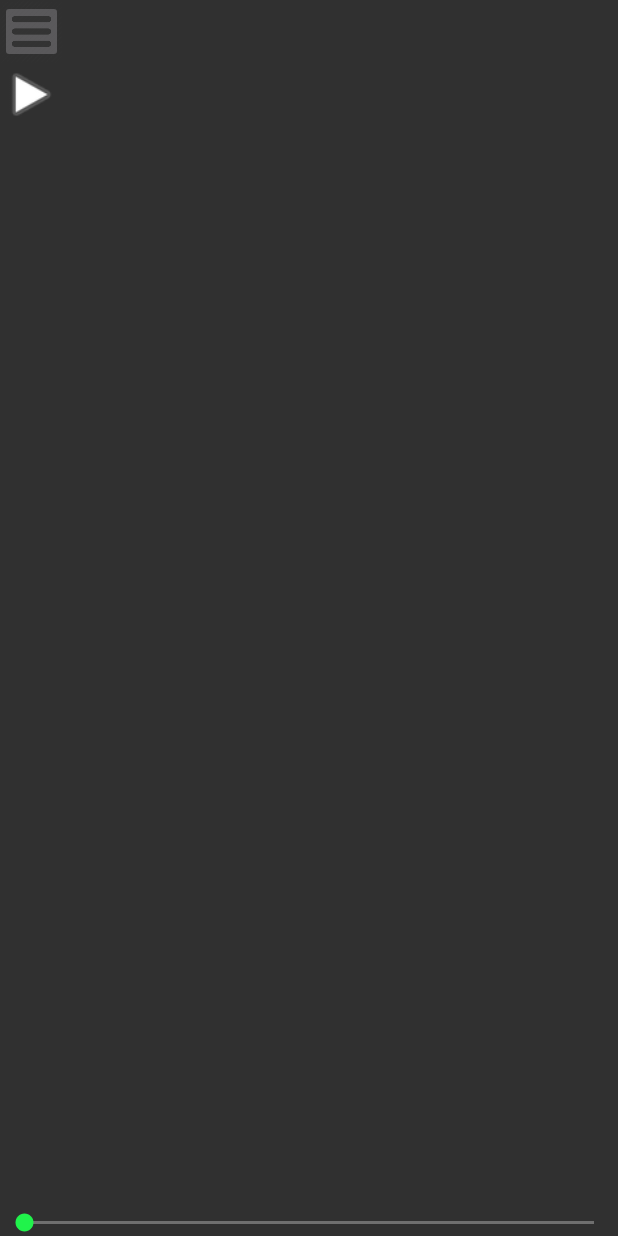
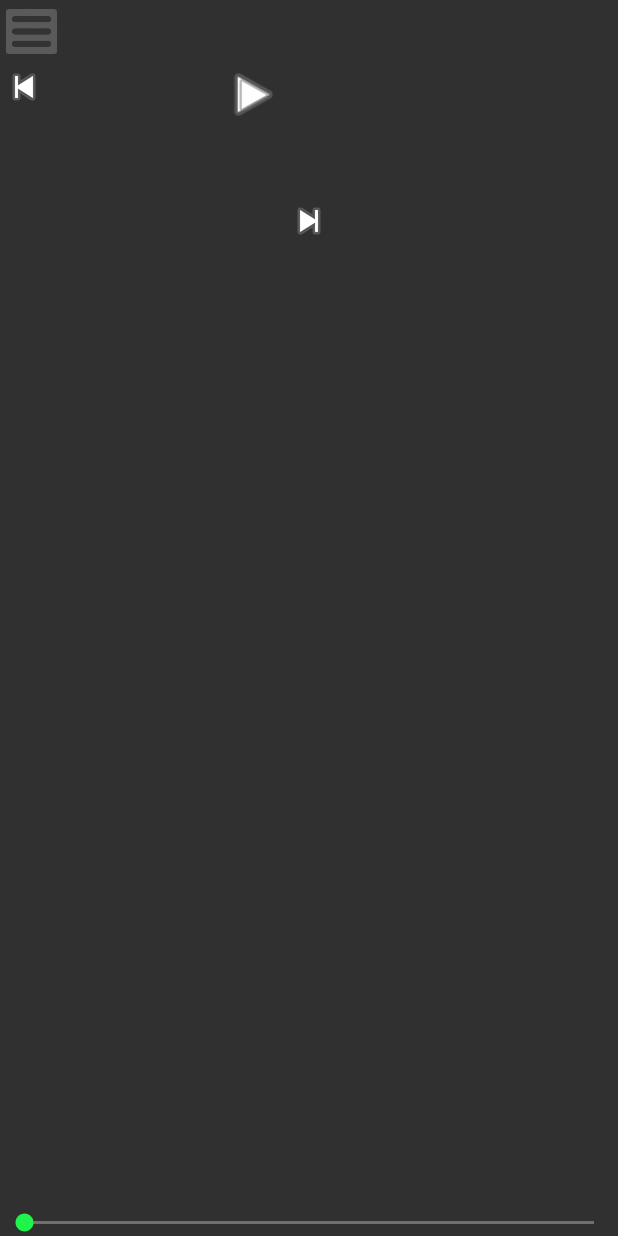
Before and after one commit to Meduxo/SpotifyEQ, an Android app: the screen it shows after launch (MainActivity), on a phone screen of 412 x 824 dp. Run offline under Robolectric (Android 15) with nearby library versions, the phone set to English and light mode, and no system bars; libraries missing offline, so code that uses them is left out: com.spotify.sdk, kaaes.spotify.webapi; 8 statements that could not run were skipped.

Commit message:
Interface Functions, new buttons
Play, back, forward, working buttons. Superpowered not implemented.
Might scratch for java biquads.

```diff
--- a/app/build.gradle
+++ b/app/build.gradle
@@ -24,7 +24,7 @@ android {
     }
 
     task ndkBuild(type: Exec) {
-        commandLine 'C:/Users/Phil/AppData/Local/android/ndk/ndk-build.cmd', '-C', 'C:/Users\\Phil\\Documents\\GitHub\\SpotifyEQ\\app\\src\\main'
+        commandLine 'C:/Users/Phillip/AppData/Local/android/ndk/ndk-build.cmd', '-C', 'C:/Users\\Phillip\\Documents\\GitHub\\SpotifyEQ\\SpotifyEQ\\app\\src\\main'
 
     }
 
@@ -53,4 +53,5 @@ dependencies {
     compile 'com.spotify.sdk:spotify-player:1.0.0-beta11@aar'
     compile 'com.android.support:appcompat-v7:23.1.1'
     compile 'com.android.support:design:23.1.1'
+    compile 'com.google.android.gms:play-services-appindexing:8.1.0'
 }
--- a/app/src/main/java/peastonandroid/spotifyeq/MainActivity.java
+++ b/app/src/main/java/peastonandroid/spotifyeq/MainActivity.java
@@ -2,6 +2,8 @@ package peastonandroid.spotifyeq;
 
 import android.app.Activity;
 import android.content.Intent;
+import android.media.session.MediaController;
+import android.net.Uri;
 import android.os.Bundle;
 import android.support.v7.app.AppCompatActivity;
 import android.util.Log;
@@ -15,9 +17,13 @@ import android.widget.ImageButton;
 import android.widget.PopupWindow;
 import android.widget.RelativeLayout;
 
+import com.google.android.gms.appindexing.Action;
+import com.google.android.gms.appindexing.AppIndex;
+import com.google.android.gms.common.api.GoogleApiClient;
 import com.spotify.sdk.android.authentication.AuthenticationClient;
 import com.spotify.sdk.android.authentication.AuthenticationRequest;
 import com.spotify.sdk.android.authentication.AuthenticationResponse;
+import com.spotify.sdk.android.player.AudioController;
 import com.spotify.sdk.android.player.Config;
 import com.spotify.sdk.android.player.ConnectionStateCallback;
 import com.spotify.sdk.android.player.Player;
@@ -31,8 +37,11 @@ import kaaes.spotify.webapi.android.SpotifyApi;
 public class MainActivity extends Activity implements
         PlayerNotificationCallback, ConnectionStateCallback {
 
-    private ImageButton menuButton;
+    private ImageButton menuButton, nextButton, playButton,pauseButton, previousButton;
     private PopupWindow popupWindow;
+    private boolean isPaused;
+    private BiQuadraticFilter biquad1;
+
 
     private LayoutInflater layoutInflater;
     private RelativeLayout relativeLayout;
@@ -40,15 +49,27 @@ public class MainActivity extends Activity implements
     private static final String REDIRECT_URI = "my-first-android-eq://callback";
     SpotifyApi api = new SpotifyApi();
     private Player mPlayer;
+    private AudioController mAudioController;
+
     // Request code that will be used to verify if the result comes from correct activity
 // Can be any integer
     private static final int REQUEST_CODE = 1337;
+    /**
+     * ATTENTION: This was auto-generated to implement the App Indexing API.
+     * See https://g.co/AppIndexing/AndroidStudio for more information.
+     */
+    private GoogleApiClient mClient;
 
     @Override
     protected void onCreate(Bundle savedInstanceState) {
         super.onCreate(savedInstanceState);
         setContentView(R.layout.activity_main);
         menuButton = (ImageButton) findViewById(R.id.MenuButton);
+        nextButton = (ImageButton) findViewById(R.id.Next);
+        previousButton = (ImageButton) findViewById(R.id.Previous);
+        playButton = (ImageButton) findViewById(R.id.Play);
+        pauseButton = (ImageButton) findViewById(R.id.Pause);
+        isPaused = false;
         relativeLayout = (RelativeLayout) findViewById(R.id.relative);
 
         menuButton.setOnClickListener(new View.OnClickListener() {
@@ -68,6 +89,9 @@ public class MainActivity extends Activity implements
                 });
             }
         });
+
+
+
         AuthenticationRequest.Builder builder = new AuthenticationRequest.Builder(CLIENT_ID,
                 AuthenticationResponse.Type.TOKEN,
                 REDIRECT_URI);
@@ -75,6 +99,9 @@ public class MainActivity extends Activity implements
         AuthenticationRequest request = builder.build();
 
         AuthenticationClient.openLoginActivity(this, REQUEST_CODE, request);
+        // ATTENTION: This was auto-generated to implement the App Indexing API.
+        // See https://g.co/AppIndexing/AndroidStudio for more information.
+        mClient = new GoogleApiClient.Builder(this).addApi(AppIndex.API).build();
     }
 
     @Override
@@ -92,8 +119,41 @@ public class MainActivity extends Activity implements
                         mPlayer = player;
                         mPlayer.addConnectionStateCallback(MainActivity.this);
                         mPlayer.addPlayerNotificationCallback(MainActivity.this);
-                        mPlayer.play("spotify:track:2TpxZ7JUBn3uw46aR7qd6V");
+
+                        playButton.setOnClickListener(new View.OnClickListener() {
+                            @Override
+                            public void onClick(View v) {
+                                //Need some logic for mPlayer.resume when it isn't the beginning of track.
+                                if (isPaused == false) {
+                                    mPlayer.play("spotify:track:6VyJOMQgXsVut0Pnjaoefm"); //eventually this will be a search
+                                } else {
+                                    mPlayer.resume();
+                                    isPaused = false;
                                 }
+                                playButton.performHapticFeedback(1);
+                                playButton.setVisibility(View.INVISIBLE);
+                                playButton.setEnabled(false);
+                                pauseButton.setEnabled(true);
+                                pauseButton.setVisibility(View.VISIBLE);
+                            }
+
+                        });
+                        pauseButton.setOnClickListener(new View.OnClickListener() {
+                            @Override
+                            public void onClick(View v){
+                                mPlayer.pause();
+                                pauseButton.performHapticFeedback(1);
+                                pauseButton.setVisibility(View.INVISIBLE);
+                                pauseButton.setEnabled(false);
+                                playButton.setEnabled(true);
+                                playButton.setVisibility(View.VISIBLE);
+                                isPaused=true;
+                            }
+                        });
+
+                    }
+
+
 
                     @Override
                     public void onError(Throwable throwable) {
@@ -144,4 +204,44 @@ public class MainActivity extends Activity implements
         Spotify.destroyPlayer(this);
         super.onDestroy();
     }
+
+    @Override
+    public void onStart() {
+        super.onStart();
+
+        // ATTENTION: This was auto-generated to implement the App Indexing API.
+        // See https://g.co/AppIndexing/AndroidStudio for more information.
+        mClient.connect();
+        Action viewAction = Action.newAction(
+                Action.TYPE_VIEW, // TODO: choose an action type.
+                "Main Page", // TODO: Define a title for the content shown.
+                // TODO: If you have web page content that matches this app activity's content,
+                // make sure this auto-generated web page URL is correct.
+                // Otherwise, set the URL to null.
+                Uri.parse("http://host/path"),
+                // TODO: Make sure this auto-generated app deep link URI is correct.
+                Uri.parse("android-app://peastonandroid.spotifyeq/http/host/path")
+        );
+        AppIndex.AppIndexApi.start(mClient, viewAction);
     }
+
+    @Override
+    public void onStop() {
+        super.onStop();
+
+        // ATTENTION: This was auto-generated to implement the App Indexing API.
+        // See https://g.co/AppIndexing/AndroidStudio for more information.
+        Action viewAction = Action.newAction(
+                Action.TYPE_VIEW, // TODO: choose an action type.
+                "Main Page", // TODO: Define a title for the content shown.
+                // TODO: If you have web page content that matches this app activity's content,
+                // make sure this auto-generated web page URL is correct.
+                // Otherwise, set the URL to null.
+                Uri.parse("http://host/path"),
+                // TODO: Make sure this auto-generated app deep link URI is correct.
+                Uri.parse("android-app://peastonandroid.spotifyeq/http/host/path")
+        );
+        AppIndex.AppIndexApi.end(mClient, viewAction);
+        mClient.disconnect();
+    }
+}
--- a/app/src/main/res/layout/activity_main.xml
+++ b/app/src/main/res/layout/activity_main.xml
@@ -52,22 +52,43 @@
         android:layout_below="@+id/linearLayout"
         android:layout_alignParentBottom="true">
 
-        <MediaController
+        <ImageButton
             android:layout_width="42dp"
             android:layout_height="42dp"
-            android:id="@+id/mediaController"
+            android:id="@+id/Play"
+            android:visibility="visible"
             style="@android:style/MediaButton.Play"
-            android:background="@android:drawable/ic_media_play" />
+            android:background="@android:drawable/ic_media_play"
+            android:contentDescription="Play Button"
+            android:layout_alignParentTop="true"
+            android:layout_toStartOf="@+id/Next"/>
 
-        <MediaController
+        <ImageButton
+            android:layout_width="42dp"
+            android:layout_height="42dp"
+            android:id="@+id/Pause"
+            android:visibility="invisible"
+            style="@android:style/MediaButton.Pause"
+            android:background="@android:drawable/ic_media_pause"
+            android:contentDescription="Play Button"
+            android:layout_alignParentTop="true"
+            android:layout_toStartOf="@+id/Next"/>
+
+        <ImageButton
             android:layout_width="wrap_content"
             android:layout_height="wrap_content"
-            android:id="@+id/mediaController3" />
+            android:id="@+id/Next"
+            style="@android:style/MediaButton.Next"
+            android:layout_below="@+id/Play"
+            android:layout_centerHorizontal="true"
+            android:layout_marginTop="47dp"/>
 
-        <MediaController
+        <ImageButton
             android:layout_width="wrap_content"
             android:layout_height="wrap_content"
-            android:id="@+id/mediaController2" />
+            android:id="@+id/Previous"
+            style="@android:style/MediaButton.Previous"
+            android:contentDescription="Previous Button"/>
 
         <SeekBar
             android:layout_width="wrap_content"
```
Also changed, not shown: app/src/main/AndroidManifest.xml (+7 -0 lines), app/src/main/java/peastonandroid/spotifyeq/BiQuadraticFilter.java (added, +184 -0 lines), app/src/main/java/peastonandroid/spotifyeq/MyAudioController.java (added, +37 -0 lines), 12 other files. Lines whose indentation alone changed are shown as unchanged.
